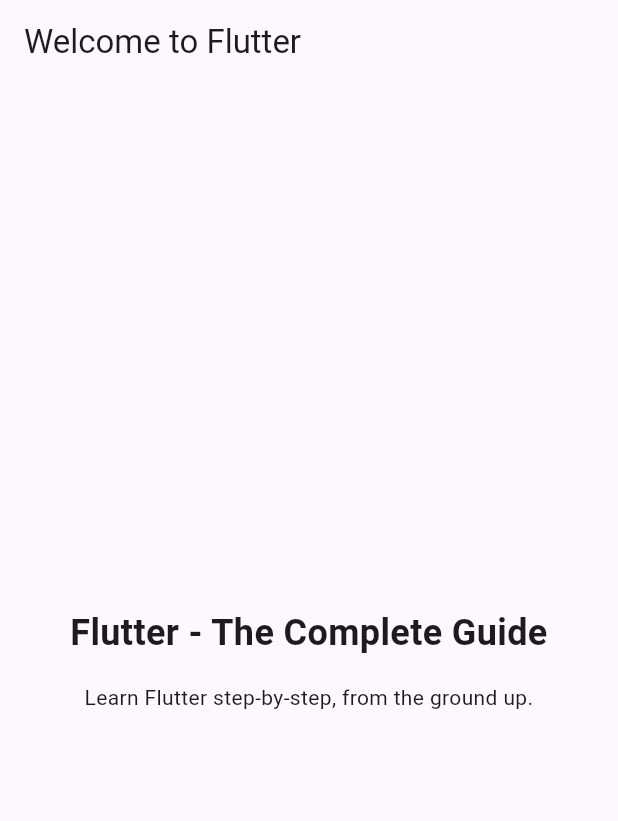
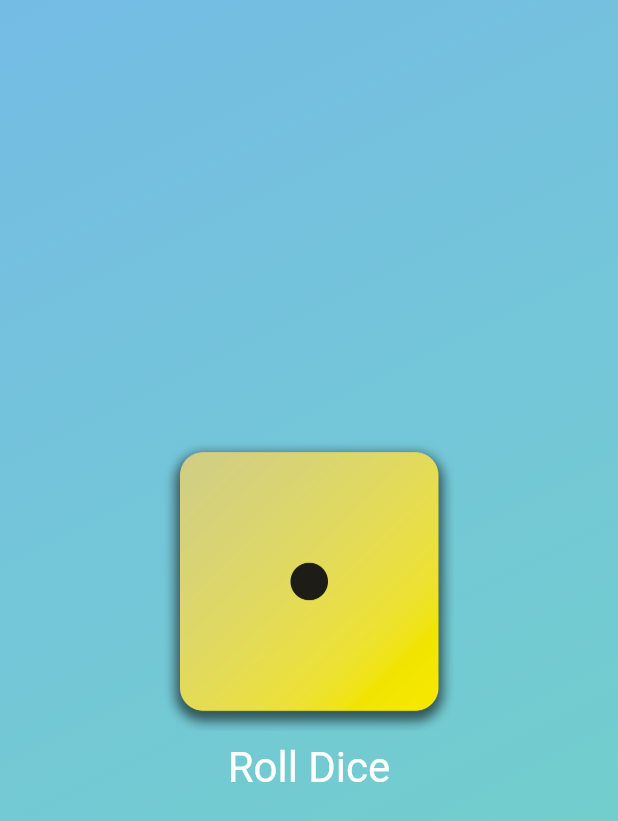
Before and after one commit to Aditya137x/First_Flutter_App, a Flutter app: the screen it shows after launch, on a phone screen of 412 x 824 dp. Shown: the top 821 px of the screen. Run offline on Flutter 3.47's test engine with Material 3 defaults, Android fonts, the phone set to English and light mode, and no system bars.

Commit message:
Added Dice

```diff
--- /dev/null
+++ b/lib/gradient_cointainer.dart
@@ -0,0 +1,43 @@
+import 'package:flutter/material.dart';
+
+const startAlignment = Alignment.topLeft;
+const endAlignment = Alignment.bottomRight;
+
+class GradientCointainer extends StatelessWidget {
+  const GradientCointainer({super.key, required this.colors});
+
+  final List<Color> colors;
+
+  void rollDice() {
+    //..
+  }
+
+  @override
+  Widget build(context) {
+    return Container(
+      decoration: BoxDecoration(
+        gradient: LinearGradient(
+          colors: colors,
+          begin: startAlignment,
+          end: endAlignment,
+        ),
+      ),
+      child: Center(
+        child: Column(
+          mainAxisSize: MainAxisSize.min,
+          children: [
+            Image.asset(
+              'assets/images/dice-1.png',
+              width: 200,
+            ),
+            TextButton(
+              onPressed: rollDice,
+              style: TextButton.styleFrom(foregroundColor: Colors.white, textStyle: const TextStyle(fontSize: 28)),
+              child: const Text('Roll Dice'),
+            )
+          ],
+        ),
+      ),
+    );
+  }
+}
--- a/lib/main.dart
+++ b/lib/main.dart
@@ -1,54 +1,17 @@
 import 'package:flutter/material.dart';
+import 'package:first_app/gradient_cointainer.dart';
 
 void main() {
-  runApp(const MyApp());
-}
-
-// With Flutter, you create user interfaces by combining "widgets"
-// You'll learn all about them (and much more) throughout this course!
-class MyApp extends StatelessWidget {
-  const MyApp({super.key});
-
-  // Every custom widget must have a build() method
-  // It tells Flutter, which widgets make up your custom widget
-  // Again: You'll learn all about that throughout the course!
-  @override
-  Widget build(BuildContext context) {
-    // Below, a bunch of built-in widgets are used (provided by Flutter)
-    // They will be explained in the next sections
-    // In this course, you will, of course, not just use them a lot but
-    // also learn about many other widgets!
-    return MaterialApp(
-      title: 'Flutter First App',
-      theme: ThemeData(useMaterial3: true),
+  runApp(
+    const MaterialApp(
       home: Scaffold(
-        appBar: AppBar(
-          title: const Text('Welcome to Flutter'),
-        ),
-        body: Container(
-          width: double.infinity,
-          padding: const EdgeInsets.all(12),
-          child: const Column(
-            mainAxisAlignment: MainAxisAlignment.center,
-            crossAxisAlignment: CrossAxisAlignment.center,
-            children: [
-              Text(
-                'Flutter - The Complete Guide',
-                textAlign: TextAlign.center,
-                style: TextStyle(
-                  fontSize: 24,
-                  fontWeight: FontWeight.bold,
-                ),
-              ),
-              SizedBox(height: 16),
-              Text(
-                'Learn Flutter step-by-step, from the ground up.',
-                textAlign: TextAlign.center,
-              ),
+        body: GradientCointainer(
+          colors: [
+            Color.fromARGB(255, 117, 188, 229),
+            Color.fromARGB(255, 113, 213, 196),
             ],
           ),
-        ),
       ),
-    );
-  }
+    ),
+  );
 }
--- /dev/null
+++ b/lib/styled_text.dart
@@ -0,0 +1,18 @@
+import 'package:flutter/material.dart';
+
+class StyledText extends StatelessWidget {
+  const StyledText(this.text,{super.key});
+
+  final String text;
+
+  @override
+  Widget build(context) {
+  return Text(
+    text,
+    style: const TextStyle(
+      color: Colors.white,
+      fontSize: 28,
+      ),
+    );
+  }
+}
```
Also changed, not shown: pubspec.yaml (+8 -3 lines), assets/images/dice-1.png (added), assets/images/dice-2.png (added), assets/images/dice-3.png (added), assets/images/dice-4.png (added), assets/images/dice-5.png (added), assets/images/dice-6.png (added).
